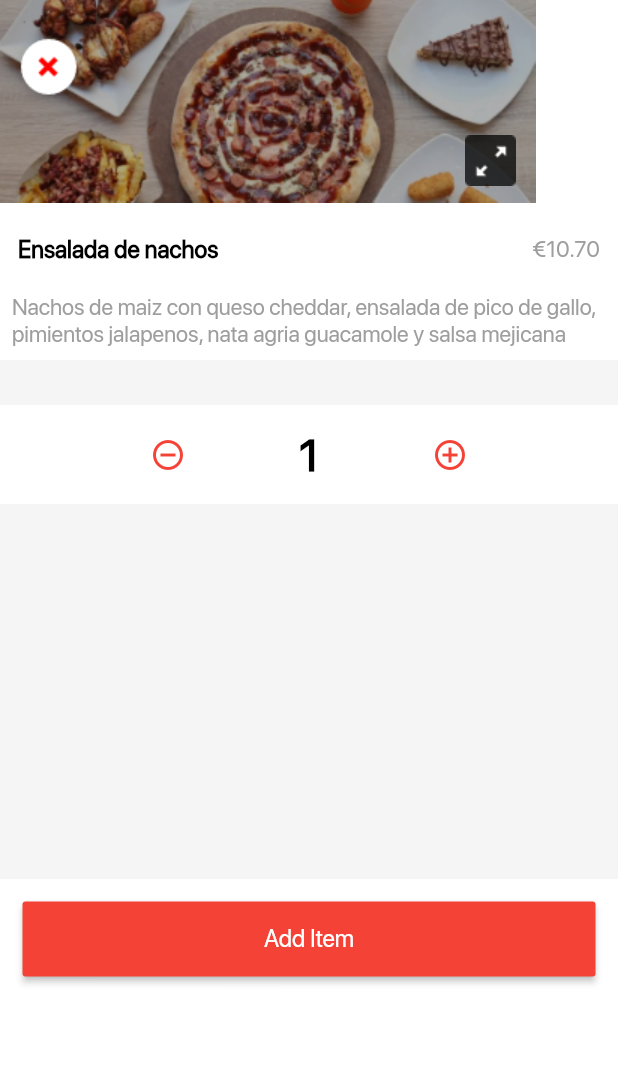
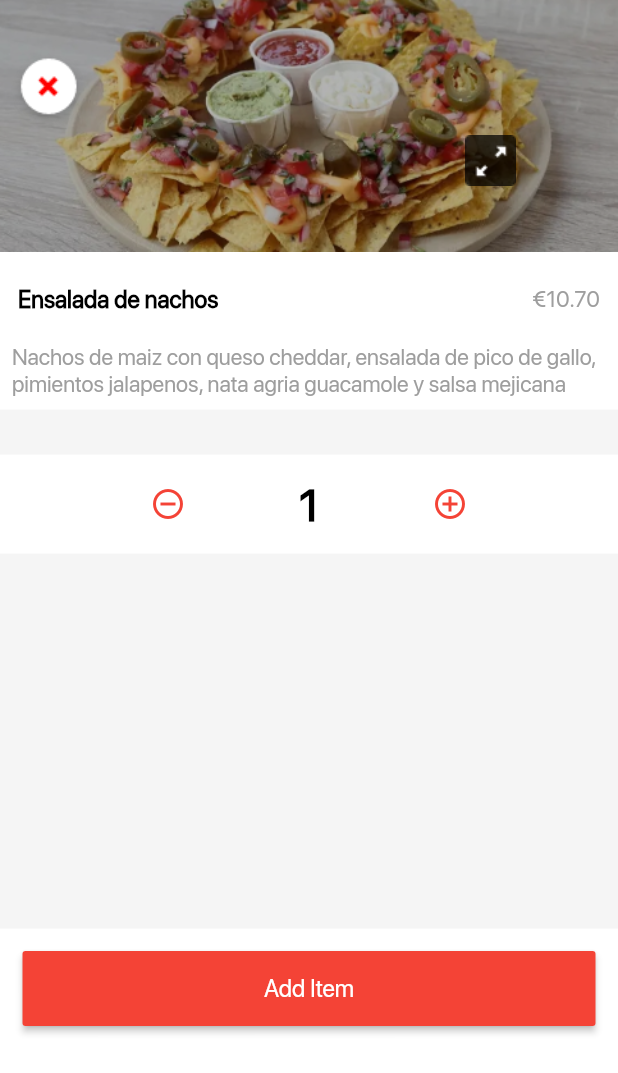
Before and after one commit to shahrukhktk/Food-App-Ui---Project-work, a Flutter app: the ViewProductDetails screen opened directly, on a phone screen of 412 x 824 dp. Shown: the top 1073 px of the screen. Run offline on Flutter 3.47's test engine with Material 2 defaults, Android fonts, the phone set to English and light mode, and no system bars; our stand-ins replace curved_navigation_bar, google_maps_flutter.

Commit message:
init login & sign up > done Order Confirmation > done Shop List > done -------------------------- View Product done 1 and 2 done Cart Pages 1. Empty Cart > done 2. Order Cart > done 3. Cart Payment > done 4. Order Cancellation > done ------------------------- Profile Screen > done

```diff
--- a/lib/screens/viewproduct_details.dart
+++ b/lib/screens/viewproduct_details.dart
@@ -21,7 +21,7 @@ class _ViewProductDetailsState extends State<ViewProductDetails> {
 
           Stack(
             children: <Widget>[
-              Image(image: AssetImage('images/entrepanes.png'), fit: BoxFit.cover,),
+              Image(image: AssetImage('images/ensalada_header.png'), fit: BoxFit.cover,),
               Positioned(
                 child: Padding(
                   padding: const EdgeInsets.only(left: 5),
@@ -39,7 +39,7 @@ class _ViewProductDetailsState extends State<ViewProductDetails> {
                     ],
                   ),
                 ),
-                bottom: 60,
+                bottom: 80,
               ),
               Padding(
                 padding: const EdgeInsets.only(left: 310.0, top: 90),
--- a/pubspec.yaml
+++ b/pubspec.yaml
@@ -88,6 +88,7 @@ flutter:
     - images/empanadellas_pisto.png
     - images/ic_cross.png
     - images/ic_zoom.png
+    - images/ensalada_header.png
   #  - images/a_dot_burr.jpeg
   #  - images/a_dot_ham.jpeg
 
```
Also changed, not shown: images/ensalada_header.png (added).
